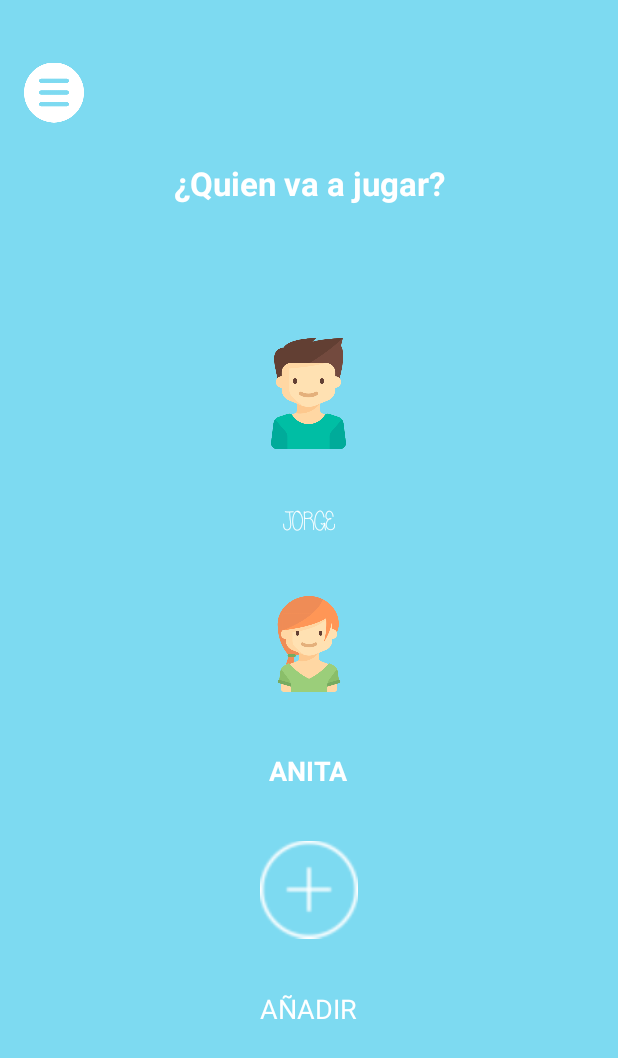
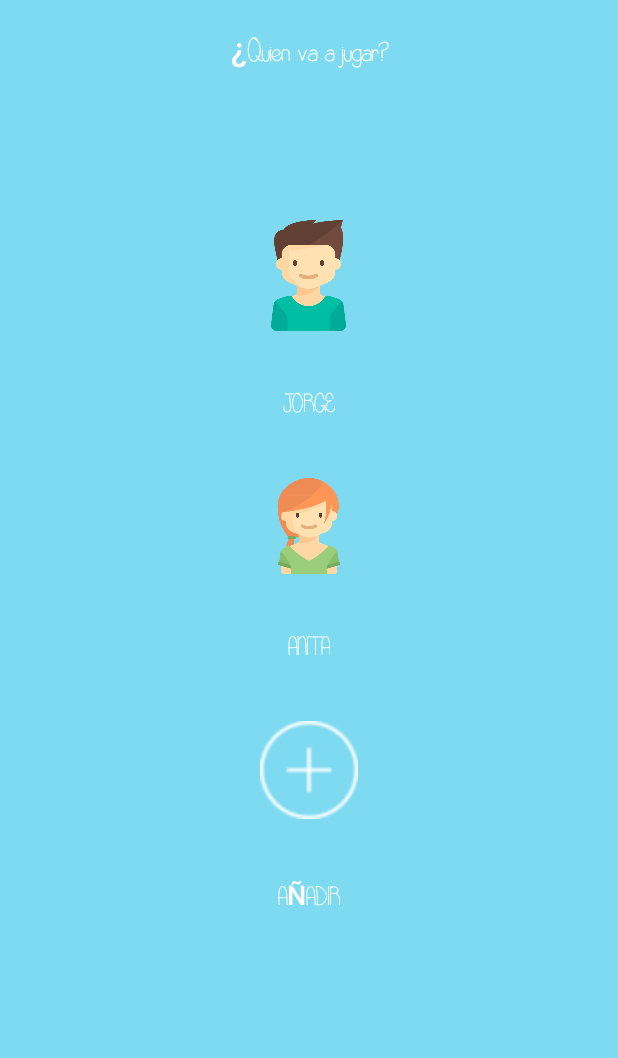
Before and after one commit to cdcardenas/BEEnglish, an Android app: the ProfileActivity screen opened directly, with no data from a screen before it, on a phone screen of 412 x 824 dp. Shown: the top 1058 px of the screen. Run offline under Robolectric (Android 15) with nearby library versions, the phone set to English and light mode, and no system bars.

Commit message:
Se agrego el navigation drawer y sus opciones de uso, se aplicaron fuentes de prueba para al actividad profile y se aplicaron las recomendaciones sobre la retroalimentacion positiva

```diff
--- a/app/src/main/java/com/cdcc/beenglish/ProfileActivity.java
+++ b/app/src/main/java/com/cdcc/beenglish/ProfileActivity.java
@@ -1,23 +1,64 @@
 package com.cdcc.beenglish;
 
+
+import android.app.Fragment;
+import android.app.FragmentManager;
 import android.content.Intent;
+import android.content.res.Configuration;
 import android.graphics.Typeface;
+
+import android.support.v4.widget.DrawerLayout;
+import android.support.v7.app.ActionBarDrawerToggle;
 import android.support.v7.app.AppCompatActivity;
 import android.os.Bundle;
+import android.view.Menu;
+import android.view.MenuItem;
 import android.view.View;
+import android.widget.AdapterView;
+import android.widget.ArrayAdapter;
+import android.widget.ListView;
 import android.widget.TextView;
+import android.widget.Toast;
 
 public class ProfileActivity extends AppCompatActivity {
+
+    private ListView mDrawerList;
+    private ArrayAdapter<String> mAdapter;
+    private DrawerLayout mDrawerLayout;
+    private String mActivityTitle;
+
 
     @Override
     protected void onCreate(Bundle savedInstanceState) {
         super.onCreate(savedInstanceState);
         setContentView(R.layout.activity_profile);
 
+
+
         TextView textView = (TextView) findViewById(R.id.textoperfil1);
+        TextView textView1 = (TextView)findViewById(R.id.textoperfil2) ;
+        TextView textView2 = (TextView)findViewById(R.id.textView) ;
+        TextView textView3 = (TextView)findViewById(R.id.textView3) ;
 
         Typeface typeface=Typeface.createFromAsset(getAssets(), "fonts/LittleMissPriss.ttf");
         textView.setTypeface(typeface);
+        textView1.setTypeface(typeface);
+        textView2.setTypeface(typeface);
+        textView3.setTypeface(typeface);
+
+
+        mDrawerLayout = (DrawerLayout)findViewById(R.id.drawer_layout);
+        mActivityTitle = getTitle().toString();
+
+
+        mDrawerList = (ListView)findViewById(R.id.navList);
+        addDrawerItems();
+
+
+
+
+
+
     }
 
 
@@ -40,6 +81,34 @@ public class ProfileActivity extends AppCompatActivity {
 
 
 
+    }
+
+    private void addDrawerItems() {
+        String[] osArray = { "Cerrar sesión", "Salir" };
+        mAdapter = new ArrayAdapter<String>(this, android.R.layout.simple_list_item_1, osArray);
+        mDrawerList.setAdapter(mAdapter);
+
+        mDrawerList.setOnItemClickListener(new AdapterView.OnItemClickListener() {
+            @Override
+            public void onItemClick(AdapterView<?> parent, View view, int position, long id) {
+                selectItem(position);
+            }
+        });
 
     }
+
+    private void selectItem(int position) {
+        switch(position) {
+            case 0:
+                Intent a = new Intent(this, BEELoginActivity.class);
+                startActivity(a);
+                break;
+            case 1:
+                this.finishAffinity();
+                break;
+            default:
+        }
+    }
+
+
 }
--- a/app/src/main/res/layout/activity_profile.xml
+++ b/app/src/main/res/layout/activity_profile.xml
@@ -1,14 +1,11 @@
 <?xml version="1.0" encoding="utf-8"?>
-<RelativeLayout xmlns:android="http://schemas.android.com/apk/res/android"
-    xmlns:tools="http://schemas.android.com/tools"
+<android.support.v4.widget.DrawerLayout
+    xmlns:android="http://schemas.android.com/apk/res/android"
+
+    android:id="@+id/drawer_layout"
+    android:background="@color/Skyblue"
     android:layout_width="match_parent"
-    android:layout_height="match_parent"
-    android:paddingBottom="@dimen/activity_vertical_margin"
-    android:paddingLeft="@dimen/activity_horizontal_margin"
-    android:paddingRight="@dimen/activity_horizontal_margin"
-    android:paddingTop="@dimen/activity_vertical_margin"
-    android:background="@color/Skyblue"
-    tools:context="com.cdcc.beenglish.ProfileActivity">
+    android:layout_height="match_parent">
 
 
 
@@ -20,16 +17,9 @@
         android:layout_alignParentTop="true"
         android:layout_alignParentStart="true">
 
-        <ImageButton
-            android:layout_width="40dp"
-            android:layout_height="40dp"
-            android:id="@+id/imageButton13"
-            android:layout_weight="0.19"
-            android:background="@color/Skyblue"
-            android:adjustViewBounds="true"
-            android:scaleType="fitCenter"
-
-            android:src="@drawable/menu" />
+        <android.support.v4.widget.Space
+            android:layout_width="20dp"
+            android:layout_height="20dp" />
 
         <TextView
             android:layout_width="match_parent"
@@ -52,7 +42,7 @@
             android:background="@color/Skyblue"
             android:adjustViewBounds="true"
             android:onClick="niveles"
-            android:layout_alignParentTop="true"
+            android:contentDescription="Avatar1"
             android:layout_gravity="center_horizontal" />
 
         <TextView
@@ -74,9 +64,6 @@
             android:background="@color/Skyblue"
             android:scaleType="fitCenter"
             android:padding="40dp"
-            android:layout_alignParentBottom="true"
-            android:layout_alignParentStart="true"
-            android:layout_below="@+id/imageButton2"
             android:layout_gravity="center_horizontal" />
 
         <TextView
@@ -99,8 +86,7 @@
             android:scaleType="fitCenter"
             android:padding="10dp"
             android:adjustViewBounds="true"
-            android:layout_below="@+id/imageButton2"
-            android:layout_toEndOf="@+id/imageButton3"
+            android:contentDescription="add"
             android:onClick="agregarPerfil"
             android:layout_gravity="center_horizontal"
             android:layout_weight="0.18" />
@@ -117,5 +103,12 @@
 
     </LinearLayout>
 
+    <ListView
+        android:id="@+id/navList"
+        android:layout_width="200dp"
+        android:layout_height="match_parent"
+        android:layout_gravity="left|start"
+        android:background="@color/Skyblue"/>
 
-</RelativeLayout>
+
+</android.support.v4.widget.DrawerLayout>
```
Also changed, not shown: app/src/main/res/layout/activity_level1.xml (+20 -15 lines), app/src/main/res/layout/activity_level2.xml (+20 -19 lines), app/src/main/res/layout/activity_level3.xml (+20 -13 lines), app/src/main/res/layout/activity_score.xml (+22 -24 lines).
